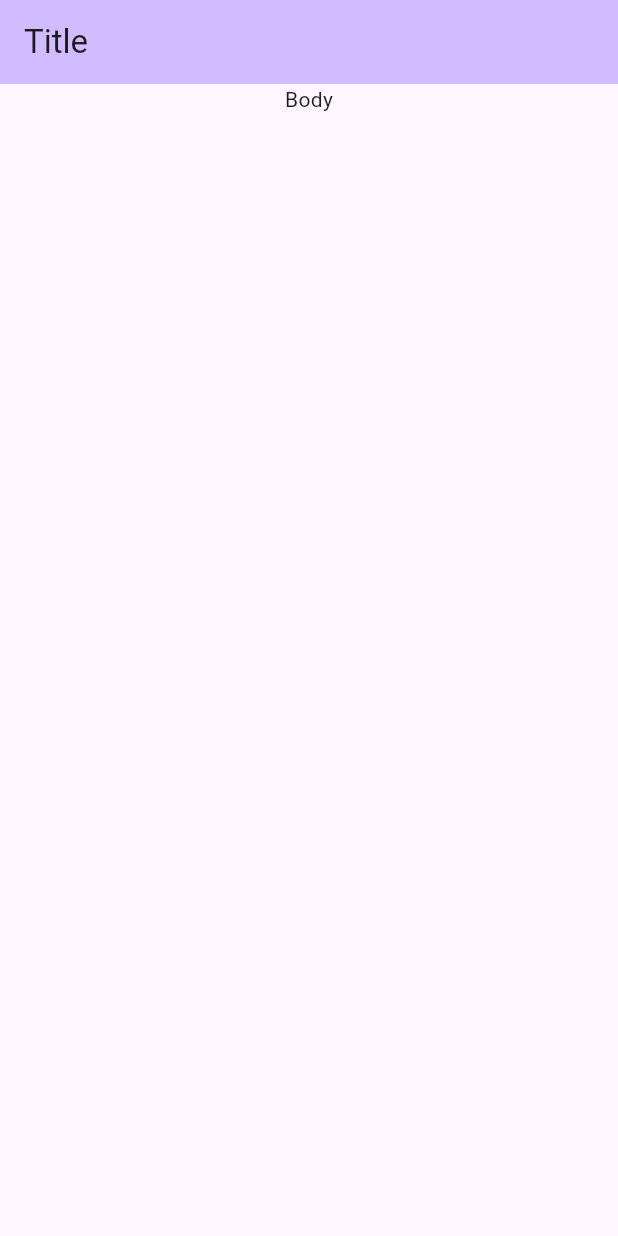
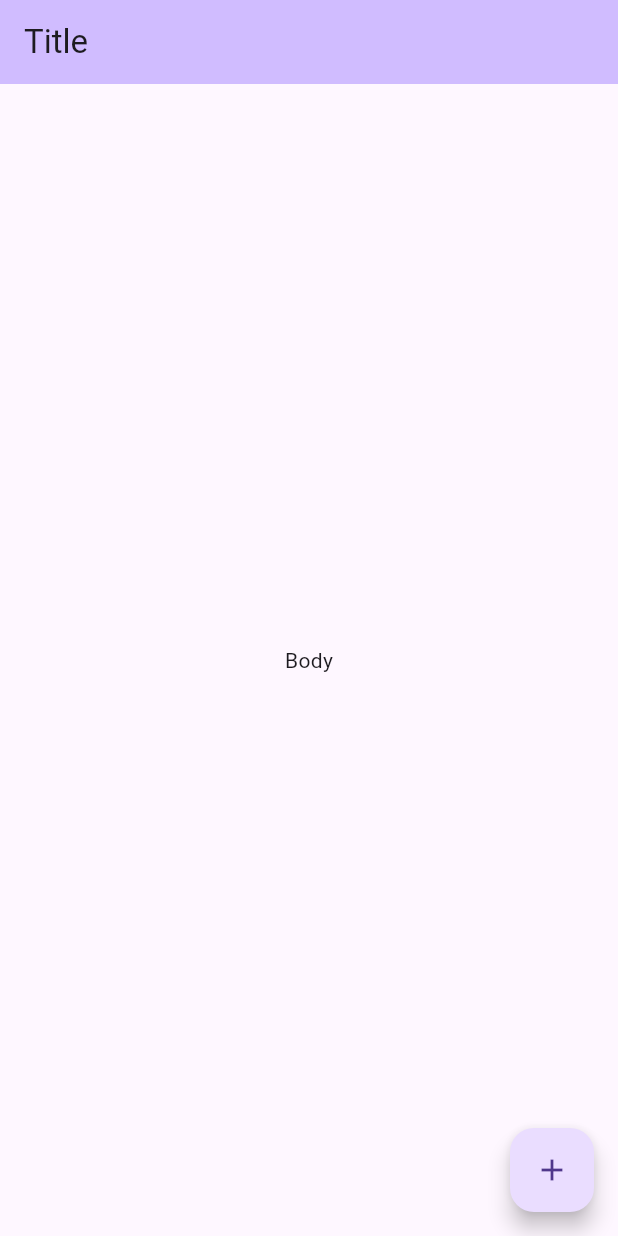
Before and after one commit to vadniks/Aylanome, a Flutter app: the screen it shows after launch, on a phone screen of 412 x 824 dp. Run offline on Flutter 3.47's test engine with Material 3 defaults, Android fonts, the phone set to English and light mode, and no system bars.

```diff
--- a/lib/presenter/Consts.dart
+++ b/lib/presenter/Consts.dart
@@ -6,4 +6,6 @@ class Consts {
   Consts._();
 
   static const appName = 'Aylanome';
+
+  static const routeMain = '/';
 }
--- a/lib/presenter/MainPagePresenter.dart
+++ b/lib/presenter/MainPagePresenter.dart
@@ -12,6 +12,17 @@ class MainPagePresenter extends State<MainPage> {
       backgroundColor: Theme.of(context).colorScheme.inversePrimary,
       title: const Text('Title'),
     ),
-    body: const Center(child: Column(children: [Text('Body')],),),
+    body: const Column(
+      mainAxisAlignment: MainAxisAlignment.center,
+      crossAxisAlignment: CrossAxisAlignment.center,
+      children: [
+        Center(child: Text('Body'))
+      ],
+    ),
+    floatingActionButton: FloatingActionButton(
+      tooltip: 'todo',
+      onPressed: () {  },
+      child: const Icon(Icons.add),
+    ),
   );
 }
--- a/lib/presenter/ScreenPresenter.dart
+++ b/lib/presenter/ScreenPresenter.dart
@@ -14,9 +14,9 @@ class ScreenPresenter extends State<Screen> {
     debugShowCheckedModeBanner: false,
     theme: ThemeData.light(useMaterial3: true),
     darkTheme: ThemeData.dark(useMaterial3: true),
-    initialRoute: '/',
+    initialRoute: Consts.routeMain,
     routes: {
-      '/' : (context) => const MainPage()
+      Consts.routeMain : (context) => const MainPage()
     },
   );
 
```
Also changed, not shown: 1 other file.
